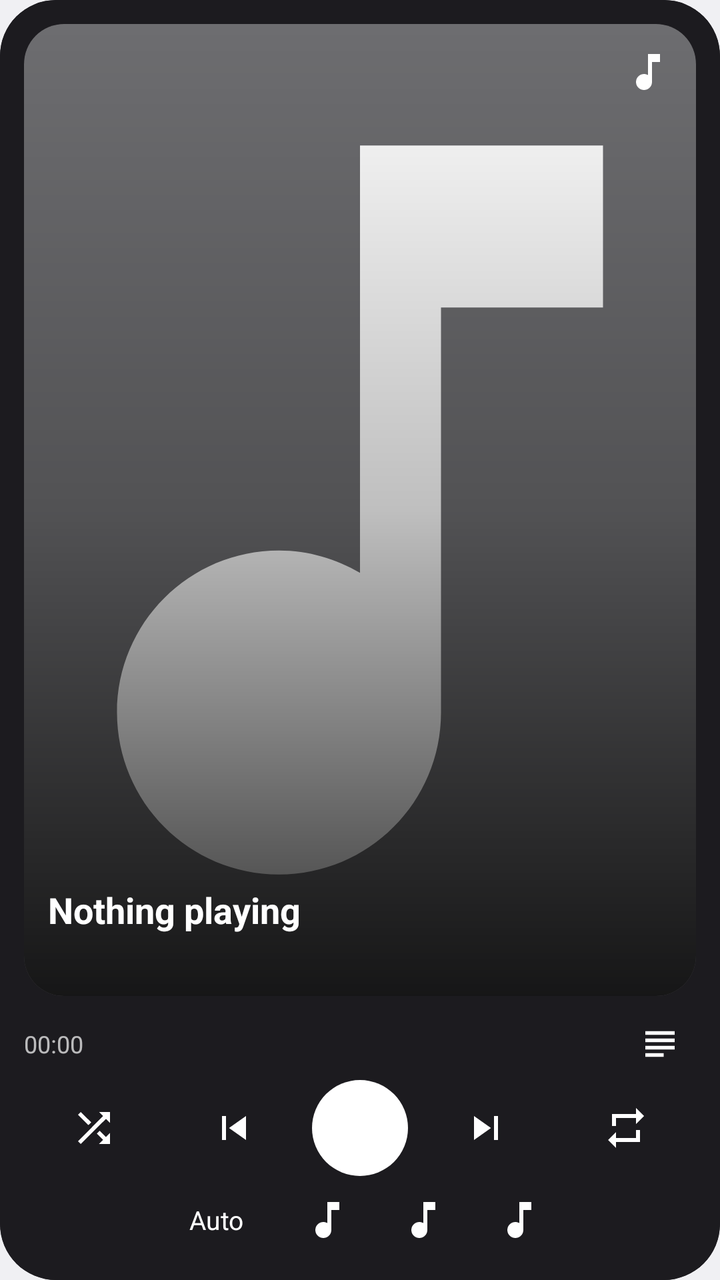
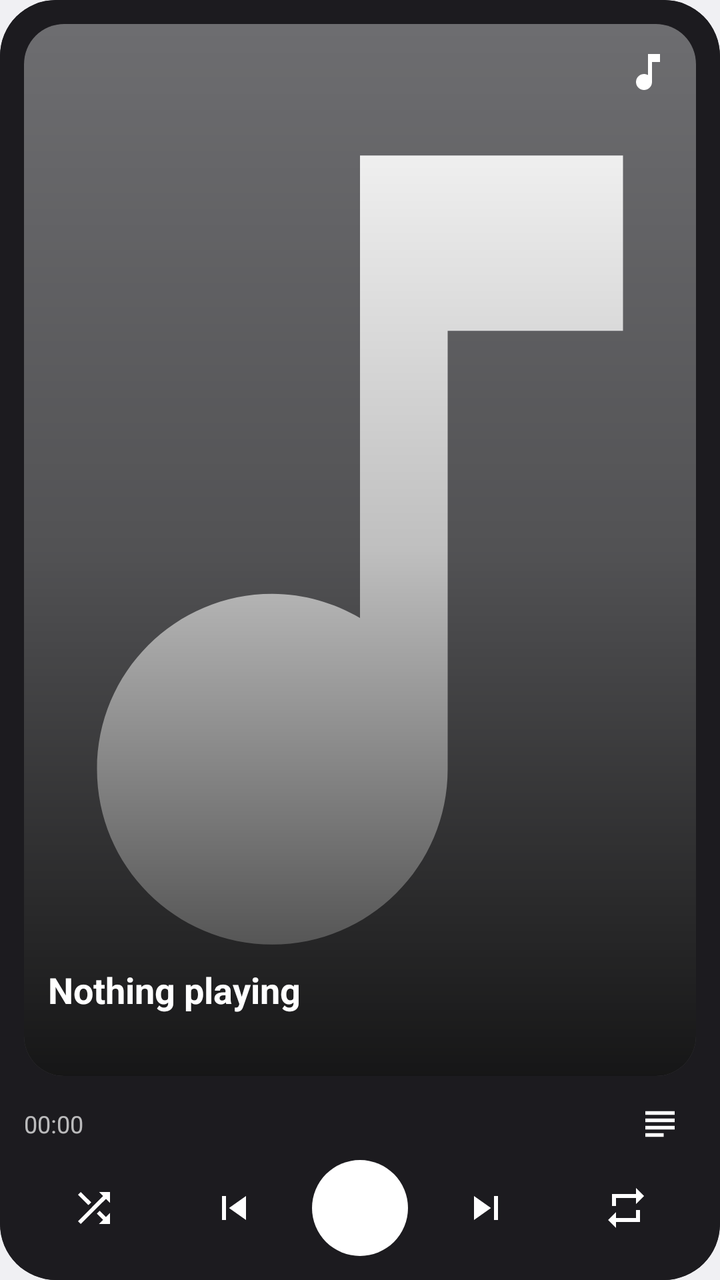

Screens rendered from an Android XML layout before and after an edit, with the pre-edit source and the edit as a unified diff.
<!-- AndroidManifest.xml: application theme Theme.MusicWidget -->
<!-- res/layout/widget_large.xml -->
<?xml version="1.0" encoding="utf-8"?>
<FrameLayout xmlns:android="http://schemas.android.com/apk/res/android"
    android:id="@android:id/background"
    android:layout_width="match_parent"
    android:layout_height="match_parent"
    android:background="@drawable/widget_bg"
    android:clipToOutline="true">
    <ImageView
        android:id="@+id/bg_tint"
        android:layout_width="match_parent"
        android:layout_height="match_parent"
        android:importantForAccessibility="no"
        android:scaleType="fitXY"
        android:src="@drawable/widget_fill" />
    <LinearLayout
        android:layout_width="match_parent"
        android:layout_height="match_parent"
        android:orientation="vertical"
        android:padding="12dp">
        <FrameLayout
            android:layout_width="match_parent"
            android:layout_height="0dp"
            android:layout_weight="1"
            android:background="@drawable/art_bg"
            android:clipToOutline="true">
            <ImageView
                android:id="@+id/art"
                android:layout_width="match_parent"
                android:layout_height="match_parent"
                android:contentDescription="@string/cd_album_art"
                android:scaleType="centerCrop"
                android:src="@drawable/art_placeholder" />
            <ImageView
                android:layout_width="match_parent"
                android:layout_height="match_parent"
                android:importantForAccessibility="no"
                android:scaleType="fitXY"
                android:src="@drawable/scrim_bottom" />
            <ImageView
                android:id="@+id/app_badge"
                android:layout_width="36dp"
                android:layout_height="36dp"
                android:layout_gravity="top|end"
                android:layout_margin="6dp"
                android:background="?android:attr/selectableItemBackgroundBorderless"
                android:contentDescription="@string/cd_switch_app"
                android:padding="6dp"
                android:src="@drawable/ic_music_note" />
            <LinearLayout
                android:id="@+id/text_area"
                android:layout_width="match_parent"
                android:layout_height="wrap_content"
                android:layout_gravity="bottom"
                android:orientation="vertical"
                android:padding="12dp">
                <TextView
                    android:id="@+id/title"
                    android:layout_width="match_parent"
                    android:layout_height="wrap_content"
                    android:ellipsize="end"
                    android:singleLine="true"
                    android:text="@string/nothing_playing"
                    android:textColor="#FFFFFFFF"
                    android:textSize="18sp"
                    android:textStyle="bold" />
                <TextView
                    android:id="@+id/artist"
                    android:layout_width="match_parent"
                    android:layout_height="wrap_content"
                    android:ellipsize="end"
                    android:singleLine="true"
                    android:textColor="@color/text_secondary"
                    android:textSize="14sp" />
            </LinearLayout>
        </FrameLayout>
        <LinearLayout
            android:id="@+id/time_row"
            android:layout_width="match_parent"
            android:layout_height="wrap_content"
            android:layout_marginTop="6dp"
            android:gravity="center_vertical"
            android:orientation="horizontal">
            <Chronometer
                android:id="@+id/elapsed"
                android:layout_width="wrap_content"
                android:layout_height="wrap_content"
                android:textColor="@color/text_secondary"
                android:textSize="12sp" />
            <TextView
                android:id="@+id/duration"
                android:layout_width="0dp"
                android:layout_height="wrap_content"
                android:layout_weight="1"
                android:textColor="@color/text_secondary"
                android:textSize="12sp" />
            <ImageView
                android:id="@+id/btn_lyrics"
                android:layout_width="36dp"
                android:layout_height="36dp"
                android:background="?android:attr/selectableItemBackgroundBorderless"
                android:contentDescription="@string/cd_lyrics"
                android:padding="7dp"
                android:src="@drawable/ic_lyrics" />
        </LinearLayout>
        <LinearLayout
            android:layout_width="match_parent"
            android:layout_height="wrap_content"
            android:gravity="center_vertical"
            android:orientation="horizontal">
        <ImageView
            android:id="@+id/btn_shuffle"
            android:layout_width="0dp"
            android:layout_height="40dp"
            android:background="?android:attr/selectableItemBackgroundBorderless"
            android:contentDescription="@string/cd_shuffle"
            android:padding="8dp"
            android:src="@drawable/ic_shuffle" android:layout_weight="1" />
        <ImageView
            android:id="@+id/btn_prev"
            android:layout_width="0dp"
            android:layout_height="40dp"
            android:background="?android:attr/selectableItemBackgroundBorderless"
            android:contentDescription="@string/cd_previous"
            android:padding="8dp"
            android:src="@drawable/ic_prev" android:layout_weight="1" />
        <FrameLayout
            android:id="@+id/btn_play"
            android:layout_width="48dp"
            android:layout_height="48dp"
            android:layout_marginStart="4dp"
            android:layout_marginEnd="4dp"
            android:contentDescription="@string/cd_play">
            <ImageView
                android:id="@+id/play_bg"
                android:layout_width="match_parent"
                android:layout_height="match_parent"
                android:importantForAccessibility="no"
                android:src="@drawable/play_circle" />
            <ImageView
                android:id="@+id/play_icon"
                android:layout_width="match_parent"
                android:layout_height="match_parent"
                android:importantForAccessibility="no"
                android:padding="12dp"
                android:src="@drawable/ic_play" />
        </FrameLayout>
        <ImageView
            android:id="@+id/btn_next"
            android:layout_width="0dp"
            android:layout_height="40dp"
            android:background="?android:attr/selectableItemBackgroundBorderless"
            android:contentDescription="@string/cd_next"
            android:padding="8dp"
            android:src="@drawable/ic_next" android:layout_weight="1" />
        <ImageView
            android:id="@+id/btn_repeat"
            android:layout_width="0dp"
            android:layout_height="40dp"
            android:background="?android:attr/selectableItemBackgroundBorderless"
            android:contentDescription="@string/cd_repeat"
            android:padding="8dp"
            android:src="@drawable/ic_repeat" android:layout_weight="1" />
        </LinearLayout>
        <LinearLayout
            android:layout_width="match_parent"
            android:layout_height="wrap_content"
            android:layout_marginTop="4dp"
            android:gravity="center"
            android:orientation="horizontal">
            <TextView
                android:id="@+id/chip_auto"
                android:layout_width="wrap_content"
                android:layout_height="36dp"
                android:gravity="center"
                android:paddingStart="14dp"
                android:paddingEnd="14dp"
                android:text="@string/mode_auto"
                android:textColor="#FFFFFFFF"
                android:textSize="13sp" />
            <ImageView
                android:id="@+id/chip_0"
                android:layout_width="40dp"
                android:layout_height="36dp"
                android:layout_marginStart="8dp"
                android:contentDescription="@string/cd_switch_app"
                android:paddingStart="8dp"
                android:paddingTop="6dp"
                android:paddingEnd="8dp"
                android:paddingBottom="6dp"
                android:src="@drawable/ic_music_note" />
            <ImageView
                android:id="@+id/chip_1"
                android:layout_width="40dp"
                android:layout_height="36dp"
                android:layout_marginStart="8dp"
                android:contentDescription="@string/cd_switch_app"
                android:paddingStart="8dp"
                android:paddingTop="6dp"
                android:paddingEnd="8dp"
                android:paddingBottom="6dp"
                android:src="@drawable/ic_music_note" />
            <ImageView
                android:id="@+id/chip_2"
                android:layout_width="40dp"
                android:layout_height="36dp"
                android:layout_marginStart="8dp"
                android:contentDescription="@string/cd_switch_app"
                android:paddingStart="8dp"
                android:paddingTop="6dp"
                android:paddingEnd="8dp"
                android:paddingBottom="6dp"
                android:src="@drawable/ic_music_note" />
        </LinearLayout>
    </LinearLayout>
</FrameLayout>
<!-- resources referenced by this layout -->
<resources>
  <color name="text_secondary">#B3FFFFFF</color>
  <!-- drawable art_bg (drawable) -->
  <?xml version="1.0" encoding="utf-8"?>
  <shape xmlns:android="http://schemas.android.com/apk/res/android" android:shape="rectangle">
      <solid android:color="#33FFFFFF" />
      <corners android:radius="@android:dimen/system_app_widget_inner_radius" />
  </shape>
  <!-- drawable ic_lyrics (drawable) -->
  <vector xmlns:android="http://schemas.android.com/apk/res/android"
      android:width="24dp" android:height="24dp"
      android:viewportWidth="24" android:viewportHeight="24">
      <path android:fillColor="#FFFFFFFF" android:pathData="M14,17H4v2h10v-2zM20,9H4v2h16V9zM4,15h16v-2H4v2zM4,5v2h16V5H4z" />
  </vector>
  <!-- drawable ic_music_note (drawable) -->
  <vector xmlns:android="http://schemas.android.com/apk/res/android"
      android:width="24dp" android:height="24dp"
      android:viewportWidth="24" android:viewportHeight="24">
      <path android:fillColor="#FFFFFFFF" android:pathData="M12,3v10.55c-0.59,-0.34 -1.27,-0.55 -2,-0.55 -2.21,0 -4,1.79 -4,4s1.79,4 4,4 4,-1.79 4,-4V7h4V3h-6z" />
  </vector>
  <!-- drawable ic_next (drawable) -->
  <vector xmlns:android="http://schemas.android.com/apk/res/android"
      android:width="24dp" android:height="24dp"
      android:viewportWidth="24" android:viewportHeight="24">
      <path android:fillColor="#FFFFFFFF" android:pathData="M6,18l8.5,-6L6,6v12zM16,6v12h2V6h-2z" />
  </vector>
  <!-- drawable ic_play (drawable) -->
  <vector xmlns:android="http://schemas.android.com/apk/res/android"
      android:width="24dp" android:height="24dp"
      android:viewportWidth="24" android:viewportHeight="24">
      <path android:fillColor="#FFFFFFFF" android:pathData="M8,5v14l11,-7z" />
  </vector>
  <!-- drawable ic_prev (drawable) -->
  <vector xmlns:android="http://schemas.android.com/apk/res/android"
      android:width="24dp" android:height="24dp"
      android:viewportWidth="24" android:viewportHeight="24">
      <path android:fillColor="#FFFFFFFF" android:pathData="M6,6h2v12H6zM9.5,12l8.5,6V6z" />
  </vector>
  <!-- drawable ic_repeat (drawable) -->
  <vector xmlns:android="http://schemas.android.com/apk/res/android"
      android:width="24dp" android:height="24dp"
      android:viewportWidth="24" android:viewportHeight="24">
      <path android:fillColor="#FFFFFFFF" android:pathData="M7,7h10v3l4,-4 -4,-4v3H5v6h2V7zM17,17H7v-3l-4,4 4,4v-3h12v-6h-2v4z" />
  </vector>
  <!-- drawable play_circle (drawable) -->
  <?xml version="1.0" encoding="utf-8"?>
  <shape xmlns:android="http://schemas.android.com/apk/res/android" android:shape="oval">
      <solid android:color="#FFFFFFFF" />
  </shape>
  <!-- drawable scrim_bottom (drawable) -->
  <?xml version="1.0" encoding="utf-8"?>
  <shape xmlns:android="http://schemas.android.com/apk/res/android" android:shape="rectangle">
      <gradient android:angle="90" android:startColor="#CC000000" android:centerColor="#40000000" android:endColor="#00000000" />
  </shape>
  <!-- drawable widget_bg (drawable) -->
  <?xml version="1.0" encoding="utf-8"?>
  <shape xmlns:android="http://schemas.android.com/apk/res/android" android:shape="rectangle">
      <solid android:color="#FF1C1B1F" />
      <corners android:radius="@android:dimen/system_app_widget_background_radius" />
  </shape>
  <!-- drawable widget_fill (drawable) -->
  <?xml version="1.0" encoding="utf-8"?>
  <shape xmlns:android="http://schemas.android.com/apk/res/android" android:shape="rectangle">
      <solid android:color="#FF1C1B1F" />
  </shape>
  <string name="cd_album_art">Album art</string>
  <string name="cd_lyrics">Lyrics</string>
  <string name="cd_next">Next</string>
  <string name="cd_play">Play</string>
  <string name="cd_previous">Previous</string>
  <string name="cd_repeat">Repeat</string>
  <string name="cd_shuffle">Shuffle</string>
  <string name="cd_switch_app">Switch music app</string>
  <string name="mode_auto">Auto</string>
  <string name="nothing_playing">Nothing playing</string>
  <style name="Theme.MusicWidget" parent="@android:style/Theme.DeviceDefault.DayNight" />
  <!-- unchanged entries left out for length: 2 -->
</resources>

<!-- the commit's change to res/layout/widget_large.xml (unified diff, before → after) -->
@@ -43,7 +43,7 @@
                 android:layout_gravity="top|end"
                 android:layout_margin="6dp"
                 android:background="?android:attr/selectableItemBackgroundBorderless"
-                android:contentDescription="@string/cd_switch_app"
+                android:contentDescription="@string/cd_relay_off"
                 android:padding="6dp"
                 android:src="@drawable/ic_music_note" />
             <LinearLayout
@@ -161,55 +161,5 @@
             android:padding="8dp"
             android:src="@drawable/ic_repeat" android:layout_weight="1" />
         </LinearLayout>
-        <LinearLayout
-            android:layout_width="match_parent"
-            android:layout_height="wrap_content"
-            android:layout_marginTop="4dp"
-            android:gravity="center"
-            android:orientation="horizontal">
-            <TextView
-                android:id="@+id/chip_auto"
-                android:layout_width="wrap_content"
-                android:layout_height="36dp"
-                android:gravity="center"
-                android:paddingStart="14dp"
-                android:paddingEnd="14dp"
-                android:text="@string/mode_auto"
-                android:textColor="#FFFFFFFF"
-                android:textSize="13sp" />
-            <ImageView
-                android:id="@+id/chip_0"
-                android:layout_width="40dp"
-                android:layout_height="36dp"
-                android:layout_marginStart="8dp"
-                android:contentDescription="@string/cd_switch_app"
-                android:paddingStart="8dp"
-                android:paddingTop="6dp"
-                android:paddingEnd="8dp"
-                android:paddingBottom="6dp"
-                android:src="@drawable/ic_music_note" />
-            <ImageView
-                android:id="@+id/chip_1"
-                android:layout_width="40dp"
-                android:layout_height="36dp"
-                android:layout_marginStart="8dp"
-                android:contentDescription="@string/cd_switch_app"
-                android:paddingStart="8dp"
-                android:paddingTop="6dp"
-                android:paddingEnd="8dp"
-                android:paddingBottom="6dp"
-                android:src="@drawable/ic_music_note" />
-            <ImageView
-                android:id="@+id/chip_2"
-                android:layout_width="40dp"
-                android:layout_height="36dp"
-                android:layout_marginStart="8dp"
-                android:contentDescription="@string/cd_switch_app"
-                android:paddingStart="8dp"
-                android:paddingTop="6dp"
-                android:paddingEnd="8dp"
-                android:paddingBottom="6dp"
-                android:src="@drawable/ic_music_note" />
-        </LinearLayout>
     </LinearLayout>
 </FrameLayout>
<!-- resource entries referenced after the edit -->
@@ -69,10 +69,9 @@
   <string name="cd_next">Next</string>
   <string name="cd_play">Play</string>
   <string name="cd_previous">Previous</string>
+  <string name="cd_relay_off">Relay off. Tap: YouTube Music picks, Apple Music plays</string>
   <string name="cd_repeat">Repeat</string>
   <string name="cd_shuffle">Shuffle</string>
-  <string name="cd_switch_app">Switch music app</string>
-  <string name="mode_auto">Auto</string>
   <string name="nothing_playing">Nothing playing</string>
   <style name="Theme.MusicWidget" parent="@android:style/Theme.DeviceDefault.DayNight" />
   <!-- unchanged entries left out for length: 2 -->
